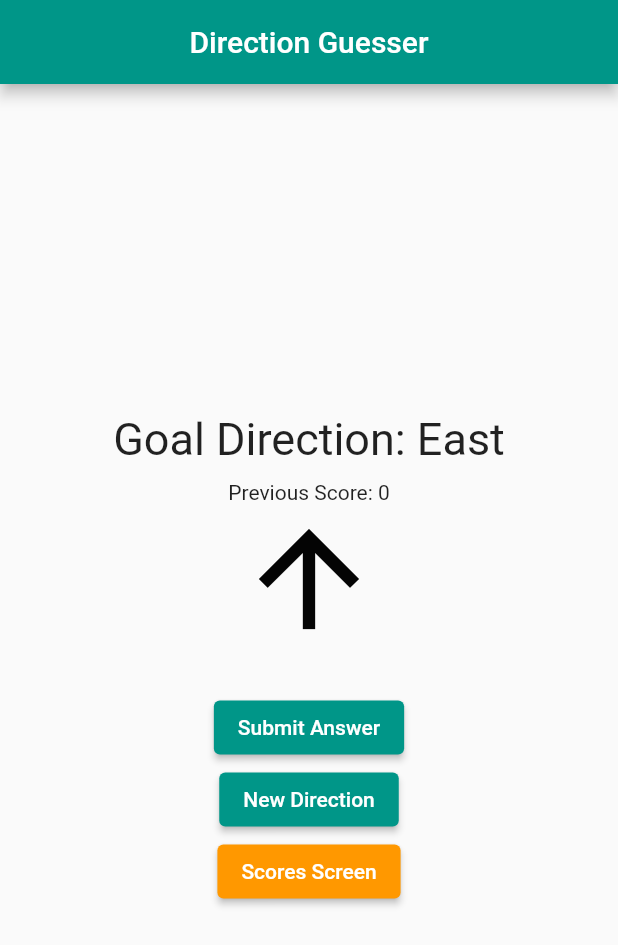
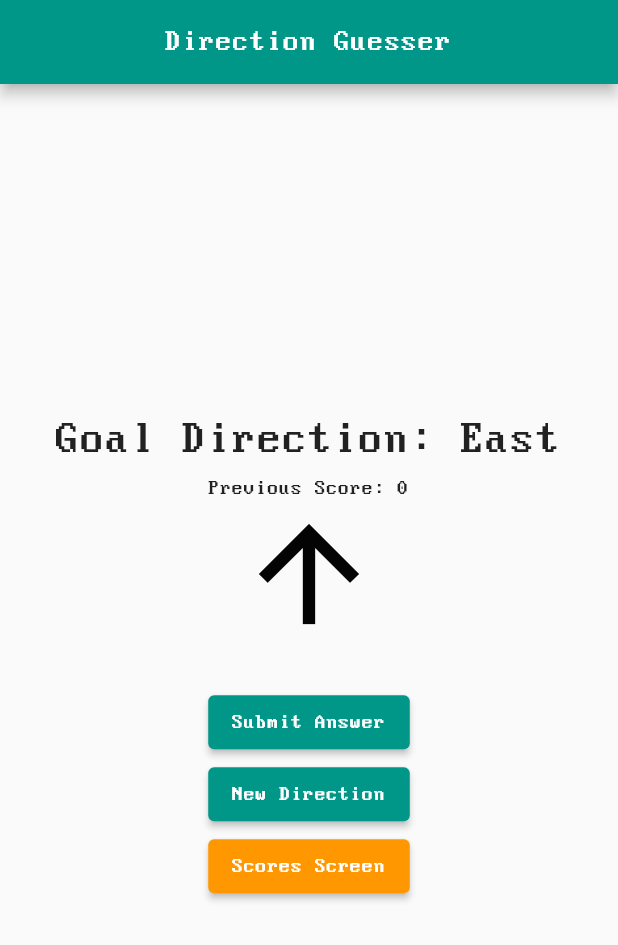
Before and after one commit to ryfuller03/project-3-sensory-overload, a Flutter app: the screen it shows after launch, on a phone screen of 412 x 824 dp. Shown: the top 945 px of the screen. Run offline on Flutter 3.47's test engine with Material 2 defaults, Android fonts, the phone set to English and light mode, and no system bars; our stand-ins replace sensors_plus.

Commit message:
Added a new fun font

```diff
--- a/project_3_sensory_overload/lib/main.dart
+++ b/project_3_sensory_overload/lib/main.dart
@@ -14,6 +14,8 @@ class MyApp extends StatelessWidget {
   Widget build(BuildContext context) {
     return MaterialApp(
         title: 'Direction Game',
+        // Set Digital as the default app font.
+        theme: ThemeData(fontFamily: 'Digital'),
         home: MyMagnet(
           scoresList: scoresList,
           directionList: directionList,
```
Also changed, not shown: project_3_sensory_overload/pubspec.yaml (+7 -5 lines), project_3_sensory_overload/assets/Perfect DOS VGA 437.ttf (added).
